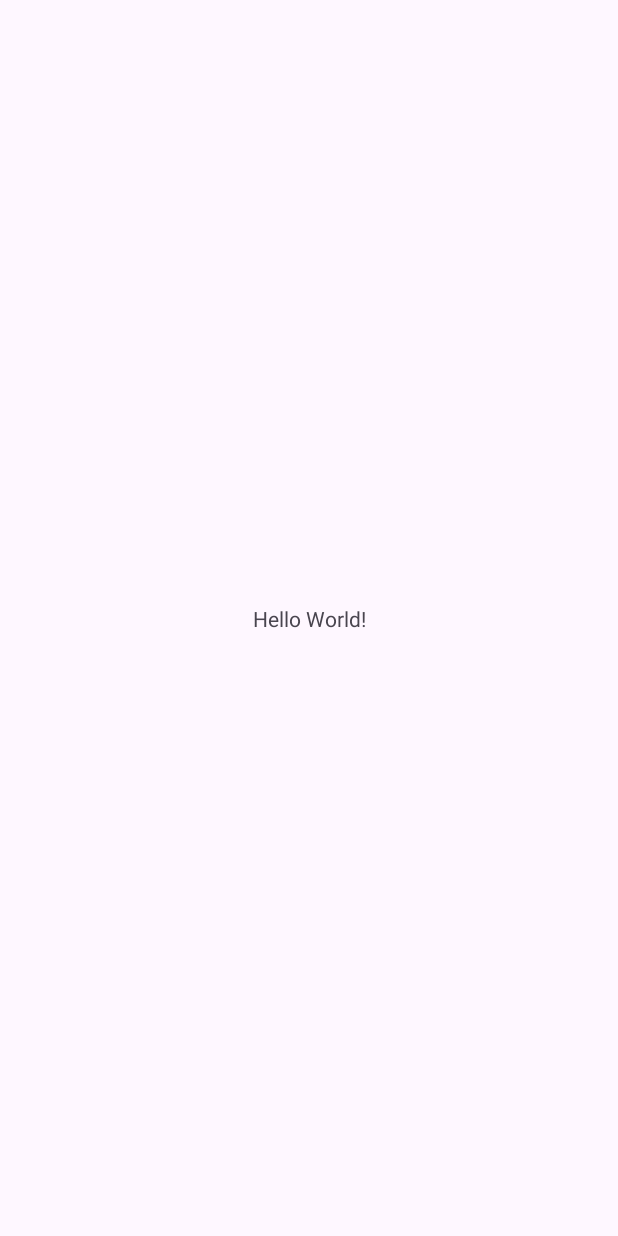
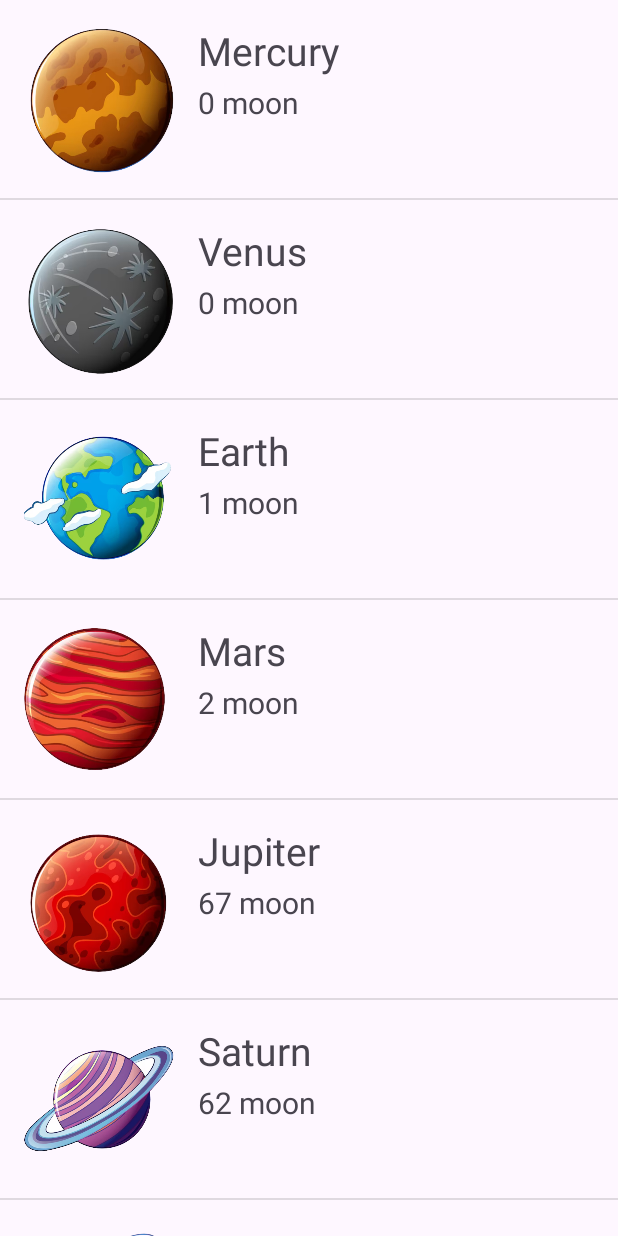
Before and after one commit to Omnia-97/PlanetAndroidApp, an Android app: the screen it shows after launch (MainActivity), on a phone screen of 412 x 824 dp. Before the commit the screen is almost empty. Run offline under Robolectric (Android 15) with nearby library versions, the phone set to English and light mode, and no system bars.

Commit message:
finish app

```diff
--- /dev/null
+++ b/app/src/main/java/com/example/planetsapp/CustomAdapter.java
@@ -0,0 +1,61 @@
+package com.example.planetsapp;
+
+import android.content.Context;
+import android.view.LayoutInflater;
+import android.view.View;
+import android.view.ViewGroup;
+import android.widget.ArrayAdapter;
+import android.widget.ImageView;
+import android.widget.TextView;
+
+import androidx.annotation.NonNull;
+import androidx.annotation.Nullable;
+
+import java.util.List;
+
+public class CustomAdapter extends ArrayAdapter<Planet> {
+    private List<Planet> planetList;
+    Context context;
+
+    public CustomAdapter(List<Planet> planetList, Context context) {
+        super(context , R.layout.item_list_layout, planetList);
+        this.planetList = planetList;
+        this.context = context;
+    }
+    private static class ViewHolder {
+
+        private ImageView planetImage;
+        private TextView planetName;
+        private TextView planetMoons;
+
+    }
+
+    @NonNull
+    @Override
+    public View getView(int position, @Nullable View convertView, @NonNull ViewGroup parent) {
+        Planet planet = getItem(position);
+        ViewHolder viewHolder;
+        final View result;
+        if (convertView == null) {
+            viewHolder = new ViewHolder();
+            LayoutInflater inflater = LayoutInflater.from(getContext());
+            convertView = inflater.inflate(R.layout.item_list_layout, parent, false);
+            viewHolder.planetImage =(ImageView) convertView.findViewById(R.id.planetImage);
+            viewHolder.planetName =(TextView) convertView.findViewById(R.id.planetName);
+            viewHolder.planetMoons =(TextView) convertView.findViewById(R.id.moonsName);
+            result =convertView;
+            convertView.setTag(viewHolder);
+        } else {
+            viewHolder = (ViewHolder) convertView.getTag();
+            result = convertView;
+        }
+        if (planet != null) {
+            viewHolder.planetImage.setImageResource(planet.getPlanetImage());
+            viewHolder.planetName.setText(planet.getPlanetName());
+            viewHolder.planetMoons.setText(planet.getMoons());
+            return result;
+        }
+        return super.getView(position, convertView, parent);
+
+    }
+}
--- a/app/src/main/java/com/example/planetsapp/MainActivity.java
+++ b/app/src/main/java/com/example/planetsapp/MainActivity.java
@@ -3,12 +3,41 @@ package com.example.planetsapp;
 import androidx.appcompat.app.AppCompatActivity;
 
 import android.os.Bundle;
+import android.view.View;
+import android.widget.AdapterView;
+import android.widget.ListView;
+import android.widget.Toast;
+
+import java.util.ArrayList;
 
 public class MainActivity extends AppCompatActivity {
+    ListView listView;
+    ArrayList<Planet> planetArrayList;
+    private static CustomAdapter adapter;
 
     @Override
     protected void onCreate(Bundle savedInstanceState) {
         super.onCreate(savedInstanceState);
         setContentView(R.layout.activity_main);
+        listView = findViewById(R.id.listView);
+        planetArrayList = new ArrayList<>();
+
+        planetArrayList.add(new Planet("Mercury", R.drawable.mercury, "0 moon"));
+        planetArrayList.add(new Planet("Venus", R.drawable.venus, "0 moon"));
+        planetArrayList.add(new Planet("Earth", R.drawable.earth, "1 moon"));
+        planetArrayList.add(new Planet("Mars", R.drawable.mars, "2 moon"));
+        planetArrayList.add(new Planet("Jupiter", R.drawable.jupiter, "67 moon"));
+        planetArrayList.add(new Planet("Saturn", R.drawable.saturn, "62 moon"));
+        planetArrayList.add(new Planet("Uranus", R.drawable.uranus, "27 moon"));
+        planetArrayList.add(new Planet("Neptune", R.drawable.neptune, "14 moon"));
+        adapter = new CustomAdapter(planetArrayList, this);
+        listView.setAdapter(adapter);
+        listView.setOnItemClickListener(new AdapterView.OnItemClickListener() {
+            @Override
+            public void onItemClick(AdapterView<?> parent, View view, int position, long id) {
+                Toast.makeText(MainActivity.this , "Planet Name: " + adapter.getItem(position).getPlanetName(), Toast.LENGTH_SHORT).show();
+            }
+        });
+
     }
 }
--- /dev/null
+++ b/app/src/main/java/com/example/planetsapp/Planet.java
@@ -0,0 +1,37 @@
+package com.example.planetsapp;
+
+public class Planet {
+    private  String planetName;
+    private  int planetImage;
+    private String moons;
+
+    public Planet(String planetName, int planetImage, String moons) {
+        this.planetName = planetName;
+        this.planetImage = planetImage;
+        this.moons = moons;
+    }
+
+    public String getPlanetName() {
+        return planetName;
+    }
+
+    public void setPlanetName(String planetName) {
+        this.planetName = planetName;
+    }
+
+    public int getPlanetImage() {
+        return planetImage;
+    }
+
+    public void setPlanetImage(int planetImage) {
+        this.planetImage = planetImage;
+    }
+
+    public String getMoons() {
+        return moons;
+    }
+
+    public void setMoons(String moons) {
+        this.moons = moons;
+    }
+}
--- a/app/src/main/res/layout/activity_main.xml
+++ b/app/src/main/res/layout/activity_main.xml
@@ -5,14 +5,14 @@
     android:layout_width="match_parent"
     android:layout_height="match_parent"
     tools:context=".MainActivity">
-
-    <TextView
-        android:layout_width="wrap_content"
-        android:layout_height="wrap_content"
-        android:text="Hello World!"
-        app:layout_constraintBottom_toBottomOf="parent"
-        app:layout_constraintEnd_toEndOf="parent"
-        app:layout_constraintStart_toStartOf="parent"
-        app:layout_constraintTop_toTopOf="parent" />
+ <ListView
+     android:layout_width="0dp"
+     android:layout_height="0dp"
+     android:id="@+id/listView"
+     app:layout_constraintBottom_toBottomOf="parent"
+     app:layout_constraintEnd_toEndOf="parent"
+     app:layout_constraintTop_toTopOf="parent"
+     app:layout_constraintStart_toStartOf="parent"
+     />
 
 </androidx.constraintlayout.widget.ConstraintLayout>
--- /dev/null
+++ b/app/src/main/res/layout/item_list_layout.xml
@@ -0,0 +1,47 @@
+<?xml version="1.0" encoding="utf-8"?>
+<androidx.constraintlayout.widget.ConstraintLayout xmlns:android="http://schemas.android.com/apk/res/android"
+    xmlns:app="http://schemas.android.com/apk/res-auto"
+    xmlns:tools="http://schemas.android.com/tools"
+    android:layout_width="match_parent"
+    android:layout_height="match_parent">
+
+    <ImageView
+        android:id="@+id/planetImage"
+        android:layout_width="100dp"
+        android:layout_height="100dp"
+        android:layout_marginTop="16dp"
+        android:layout_marginBottom="16dp"
+        app:layout_constraintBottom_toBottomOf="parent"
+        app:layout_constraintEnd_toEndOf="parent"
+        app:layout_constraintHorizontal_bias="0.051"
+        app:layout_constraintStart_toStartOf="parent"
+        app:layout_constraintTop_toTopOf="parent"
+        app:layout_constraintVertical_bias="0.025" />
+
+    <TextView
+        android:id="@+id/planetName"
+        android:layout_width="wrap_content"
+        android:layout_height="wrap_content"
+        android:layout_marginStart="16dp"
+        android:layout_marginTop="16dp"
+        android:text="Planet Name"
+        android:textSize="26sp"
+        android:layout_marginBottom="16dp"
+        app:layout_constraintTop_toTopOf="parent"
+        app:layout_constraintStart_toEndOf="@+id/planetImage"
+        tools:layout_editor_absoluteY="16dp" />
+
+    <TextView
+        android:id="@+id/moonsName"
+        android:layout_width="wrap_content"
+        android:layout_height="wrap_content"
+        android:layout_marginStart="16dp"
+        android:layout_marginBottom="16dp"
+        android:text="0 moon"
+        android:textSize="20sp"
+        app:layout_constraintBottom_toBottomOf="parent"
+        app:layout_constraintStart_toEndOf="@+id/planetImage"
+        app:layout_constraintTop_toBottomOf="@+id/planetName"
+        app:layout_constraintVertical_bias="0.09" />
+
+</androidx.constraintlayout.widget.ConstraintLayout>
```
